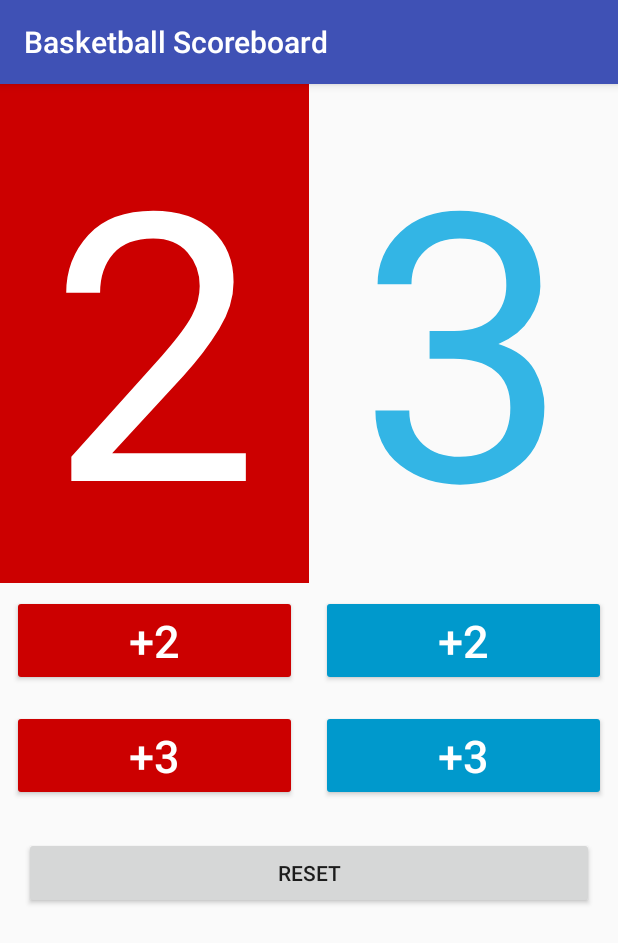
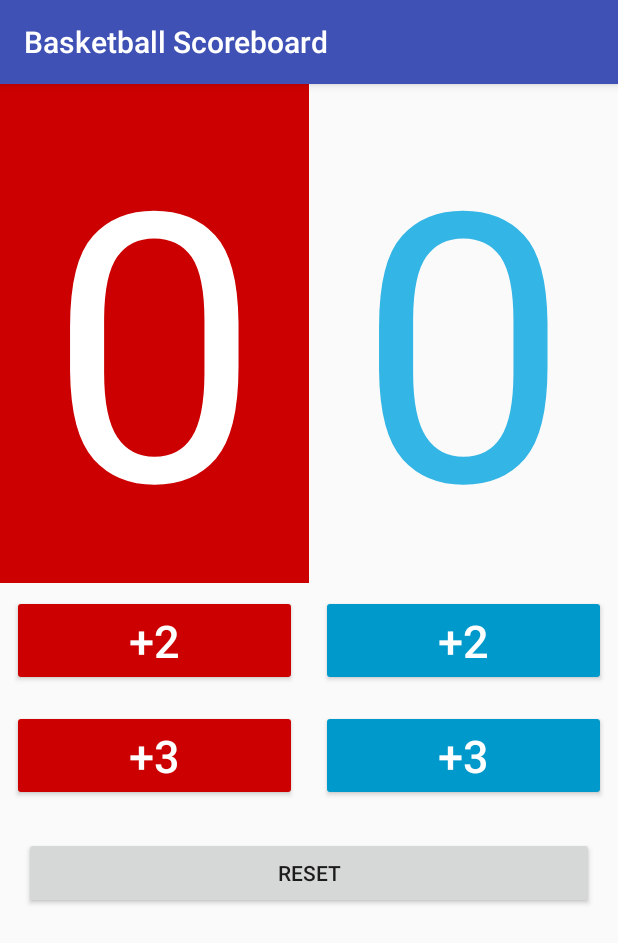
Before and after one commit to adylanrff/IAK-DAY2, an Android app: the screen it shows after launch (MainActivity), after a tap on "RESET", on a phone screen of 412 x 824 dp. Shown: the top 943 px of the screen. Run offline under Robolectric (Android 15) with nearby library versions, the phone set to English and light mode, and no system bars; 2 other taps on this screen came first.

```diff
--- a/app/src/main/java/com/example/adylanrff/myapplication/MainActivity.java
+++ b/app/src/main/java/com/example/adylanrff/myapplication/MainActivity.java
@@ -31,31 +31,54 @@ public class MainActivity extends AppCompatActivity {
         blueTeamScore = (TextView) findViewById(R.id.blue_team_score);
         resetButton = (Button) findViewById(R.id.reset_button);
 
-
-
         resetButton.setOnClickListener(new View.OnClickListener() {
             @Override
             public void onClick(View view) {
-                Toast.makeText(MainActivity.this, "Pencet", Toast.LENGTH_SHORT).show();
+                redTeam = 0;
+                blueTeam = 0;
+                changeRedScore(redTeam);
+                changeRedScore(blueTeam);
             }
         });
 
-
-
-        changeRedScore(2);
-        changeBlueScore(3);
+        changeRedScore(0);
+        changeBlueScore(0);
     }
 
 
+    public void updateRedScore(View v){
+        if(v.getId()==R.id.red_team_plus_2){
+            redTeam+=2;
+        }
+        else {
+            redTeam+=3;
+        }
 
+        changeRedScore(redTeam);
+    }
+
+    public void updateBlueScore(View v){
+        if(v.getId()==R.id.blue_team_plus_2){
+            blueTeam+=2;
+        }
+        else {
+            blueTeam+=3;
+        }
+        changeBlueScore(blueTeam);
+    }
 
     void changeRedScore(Integer quantity){
+        if(redTeam>=10){
+            redTeamScore.setTextSize(30);
+        }
         redTeamScore.setText(""+quantity);
     }
 
     void changeBlueScore(Integer quantity){
+        if (blueTeam>=10){
+            blueTeamScore.setTextSize(30);
+        }
         blueTeamScore.setText(""+quantity);
     }
 
-
 }
--- a/app/src/main/res/layout/activity_main.xml
+++ b/app/src/main/res/layout/activity_main.xml
@@ -1,4 +1,3 @@
-
 <?xml version="1.0" encoding="utf-8"?>
 <LinearLayout xmlns:android="http://schemas.android.com/apk/res/android"
     xmlns:app="http://schemas.android.com/apk/res-auto"
@@ -29,7 +28,7 @@
                 android:textColor="@android:color/white"/>
 
             <Button
-                android:onClick="updateScoreRed"
+                android:onClick="updateRedScore"
                 android:id="@+id/red_team_plus_2"
                 android:layout_width="match_parent"
                 android:layout_height="wrap_content"
@@ -41,7 +40,7 @@
                 android:layout_margin="8dp"/>
 
             <Button
-                android:onClick="updateScoreBlue"
+                android:onClick="updateRedScore"
                 android:id="@+id/red_team_plus_3"
                 android:layout_width="match_parent"
                 android:layout_height="wrap_content"
@@ -72,7 +71,7 @@
                 android:textSize="250sp" />
 
             <Button
-                android:onClick="update"
+                android:onClick="updateBlueScore"
                 android:id="@+id/blue_team_plus_2"
                 android:layout_width="match_parent"
                 android:layout_height="wrap_content"
@@ -84,6 +83,7 @@
                 android:layout_margin="8dp"/>
 
             <Button
+                android:onClick="updateBlueScore"
                 android:id="@+id/blue_team_plus_3"
                 android:layout_width="match_parent"
                 android:layout_height="wrap_content"
```
